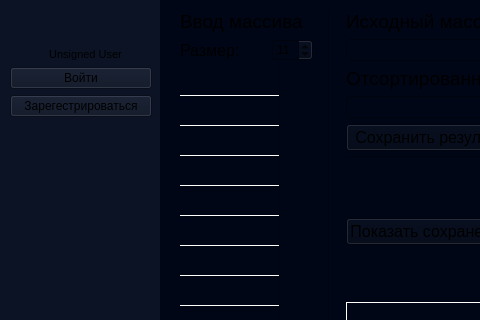
no-name121/Rps_laboratorniye_raboti, file mainwindow.ui: the form before one commit; both pictures show x 0 to 480 and y 0 to 320 of the 800 by 600 pixel window.
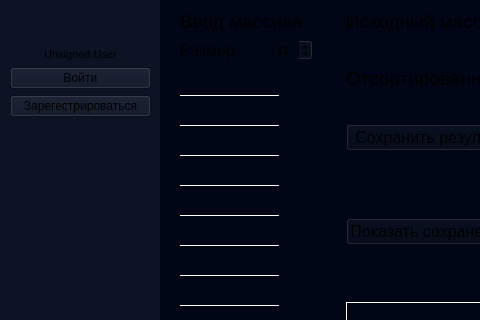
The form after the commit. Icons and pictures are not drawn.

```diff
--- a/mainwindow.ui
+++ b/mainwindow.ui
@@ -74,7 +74,7 @@
       <rect>
        <x>0</x>
        <y>0</y>
-       <width>171</width>
+       <width>161</width>
        <height>601</height>
       </rect>
      </property>
```
Left out of the diff: 3 changed lines with no effect on the pictures.
